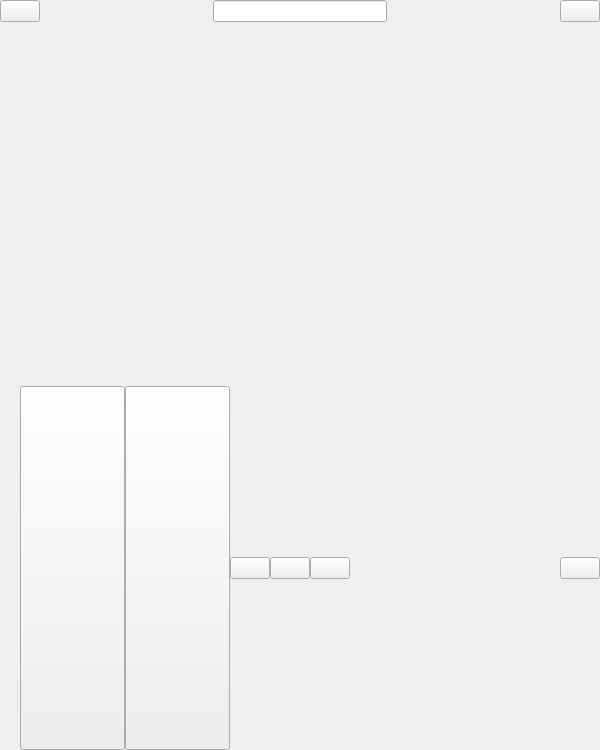
Old version of the form bqSetting/ui/SettingsBrowser.ui in the repository bq/cervantes.
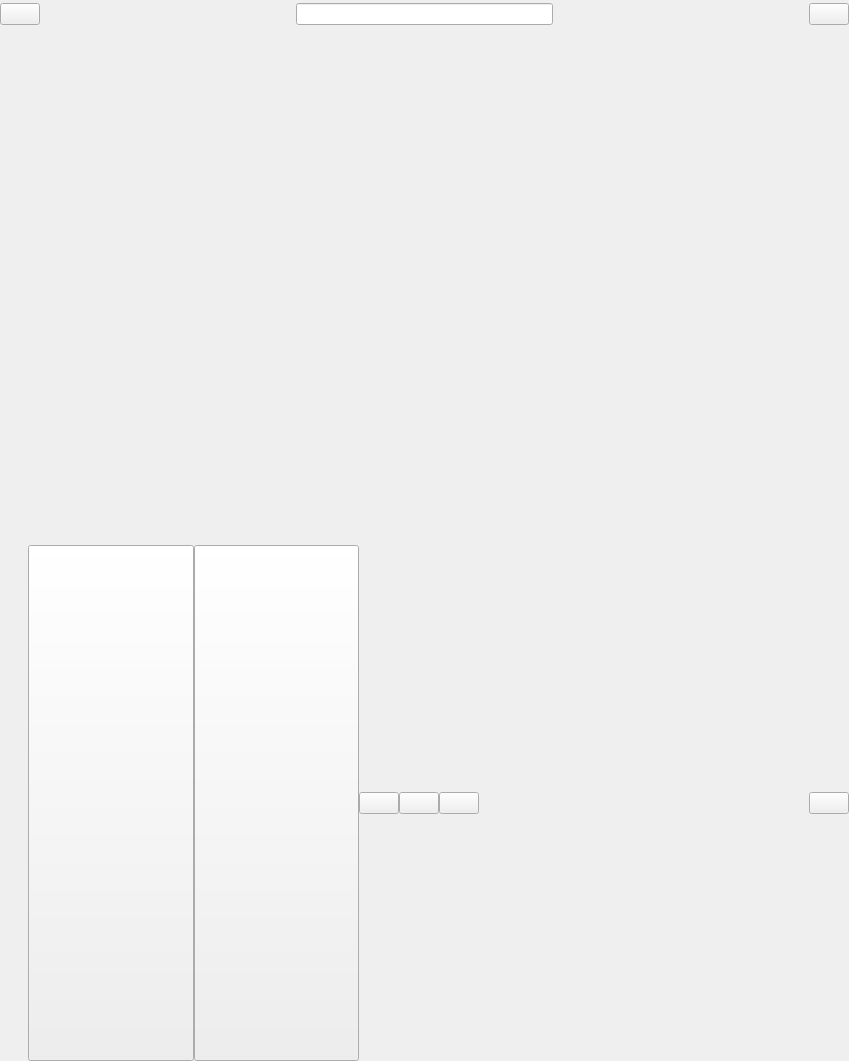
New version of the form. Custom widgets are drawn as their Qt base class.

```diff
--- a/bqSetting/ui/SettingsBrowser.ui
+++ b/bqSetting/ui/SettingsBrowser.ui
@@ -6,8 +6,8 @@
    <rect>
     <x>0</x>
     <y>0</y>
-    <width>600</width>
-    <height>750</height>
+    <width>849</width>
+    <height>1061</height>
    </rect>
   </property>
   <property name="sizePolicy">
@@ -18,14 +18,14 @@
   </property>
   <property name="minimumSize">
    <size>
-    <width>600</width>
-    <height>750</height>
+    <width>0</width>
+    <height>0</height>
    </size>
   </property>
   <property name="maximumSize">
    <size>
-    <width>600</width>
-    <height>750</height>
+    <width>849</width>
+    <height>1061</height>
    </size>
   </property>
   <property name="windowTitle">
@@ -67,8 +67,8 @@
         </property>
         <property name="sizeHint" stdset="0">
          <size>
-          <width>40</width>
-          <height>20</height>
+          <width>57</width>
+          <height>28</height>
          </size>
         </property>
        </spacer>
@@ -83,8 +83,8 @@
         </property>
         <property name="sizeHint" stdset="0">
          <size>
-          <width>40</width>
-          <height>20</height>
+          <width>57</width>
+          <height>28</height>
          </size>
         </property>
        </spacer>
@@ -131,8 +131,8 @@
         </property>
         <property name="sizeHint" stdset="0">
          <size>
-          <width>20</width>
-          <height>20</height>
+          <width>28</width>
+          <height>28</height>
          </size>
         </property>
        </spacer>
@@ -203,8 +203,8 @@
         </property>
         <property name="sizeHint" stdset="0">
          <size>
-          <width>40</width>
-          <height>20</height>
+          <width>57</width>
+          <height>28</height>
          </size>
         </property>
        </spacer>
```
Left out of the diff: 28 changed lines with no effect on the pictures.
